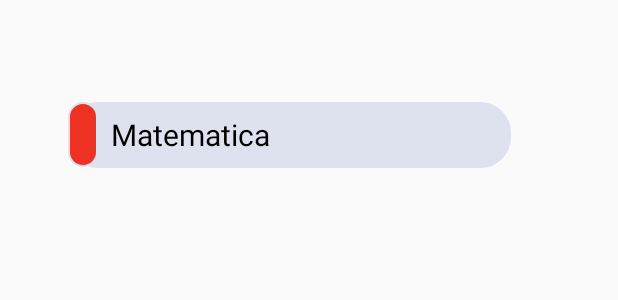
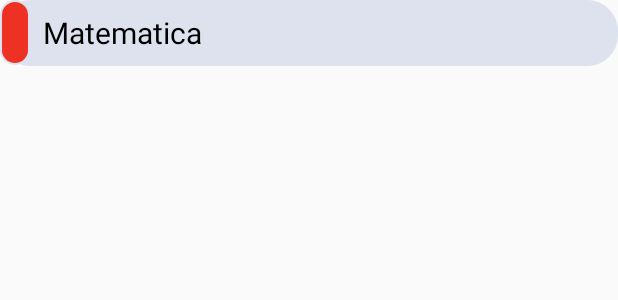
Before and after one commit to 2020-B-Aplicaciones-Web-Software/mov-soft-munoz-villegas-proyecto, an Android app: the layout recycler_categorias.xml on its own in the app's theme, with its tools: preview values and no code run, on a phone screen of 412 x 824 dp. Shown: the top 300 px of the screen. Run offline under Robolectric (Android 15) with nearby library versions, the phone set to English and light mode, and no system bars.

Commit message:
Actualizacion RecyclerView

```diff
--- a/Proyecto2B/app/src/main/res/layout/recycler_categorias.xml
+++ b/Proyecto2B/app/src/main/res/layout/recycler_categorias.xml
@@ -1,19 +1,25 @@
 <?xml version="1.0" encoding="utf-8"?>
-<androidx.constraintlayout.widget.ConstraintLayout xmlns:android="http://schemas.android.com/apk/res/android"
+<LinearLayout xmlns:android="http://schemas.android.com/apk/res/android"
     xmlns:app="http://schemas.android.com/apk/res-auto"
     xmlns:tools="http://schemas.android.com/tools"
     android:layout_width="match_parent"
-    android:layout_height="match_parent">
+    android:layout_height="wrap_content"
+    android:orientation="vertical">
+
+    <RelativeLayout
+        android:layout_width="wrap_content"
+        android:layout_height="wrap_content"
+        android:orientation="horizontal"
+        android:layout_gravity="center_vertical"
+        android:layout_marginBottom="5dp"
+        >
 
         <TextView
             android:id="@+id/tv_categorias_nombre"
-
-        android:layout_width="295dp"
+            android:layout_width="match_parent"
             android:layout_height="44dp"
-        android:layout_marginTop="68dp"
             android:background="@drawable/estilo_redondeado_categorias"
             android:gravity="center_vertical"
-
             android:text="      Matematica"
             android:textColor="@color/black"
             android:textSize="20sp"
@@ -26,10 +32,12 @@
             android:id="@+id/tv_colorCategoria"
             android:layout_width="20dp"
             android:layout_height="43dp"
-        android:background="@drawable/estilo_categoria_rojo"
-        app:layout_constraintStart_toStartOf="@+id/tv_categorias_nombre"
-        app:layout_constraintTop_toTopOf="@+id/tv_categorias_nombre" />"
-        app:layout_constraintEnd_toEndOf="parent"
-        app:layout_constraintStart_toStartOf="parent"
-        tools:layout_editor_absoluteY="46dp" />
-</androidx.constraintlayout.widget.ConstraintLayout>
+            android:background="@drawable/estilo_categoria_rojo" />
+
+
+    </RelativeLayout>
+
+
+
+
+</LinearLayout>
```
Lines whose indentation alone changed are shown as unchanged.
